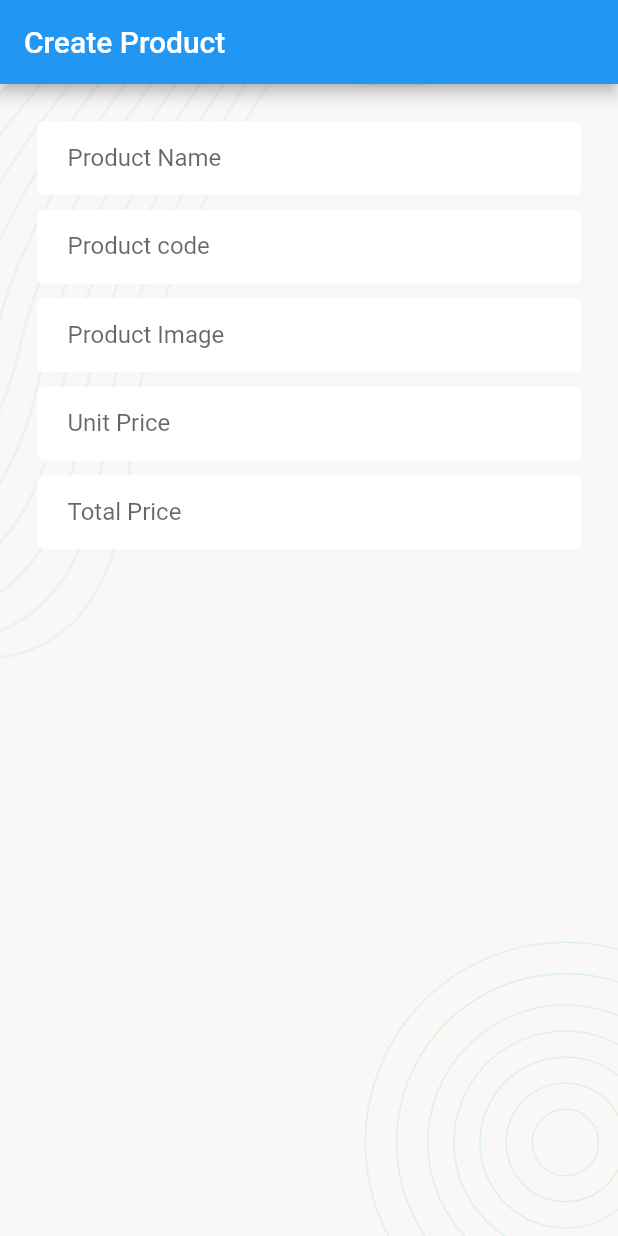
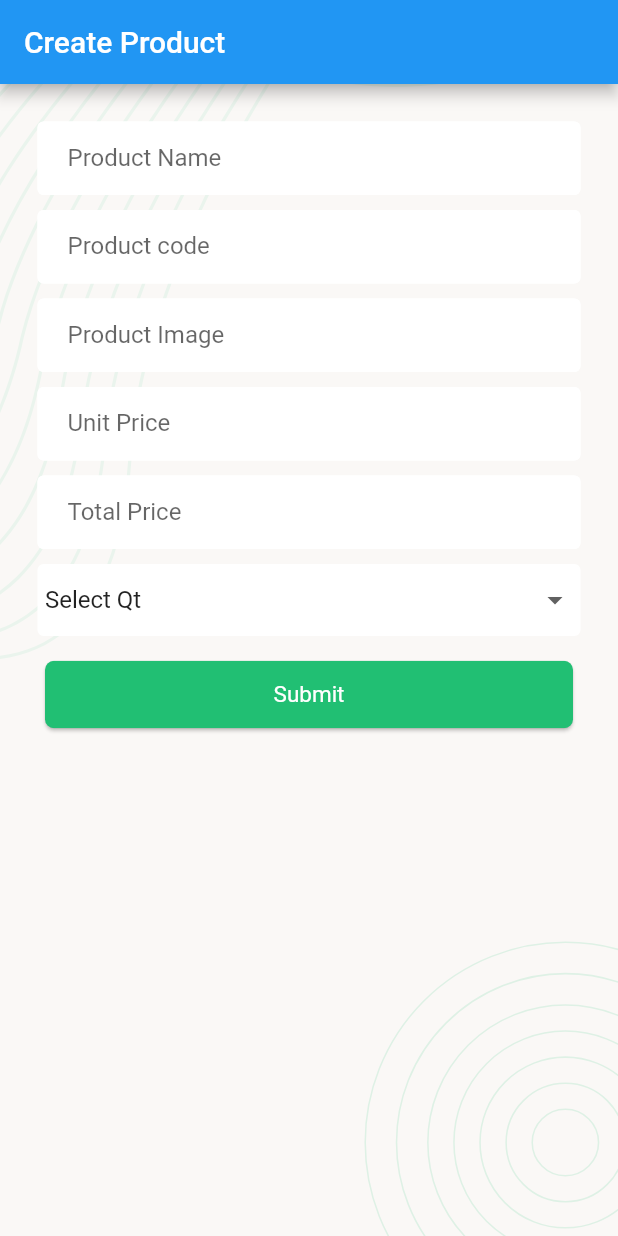
Before and after one commit to Nahin-CDR/flutter_crud_app, a Flutter app: the screen it shows after launch, on a phone screen of 412 x 824 dp. Run offline on Flutter 3.47's test engine with Material 2 defaults, Android fonts, the phone set to English and light mode, and no system bars; our stand-ins replace flutter_svg.

Commit message:
dropdown added

```diff
--- a/lib/main.dart
+++ b/lib/main.dart
@@ -15,7 +15,7 @@ class App extends StatefulWidget {
 class _AppState extends State<App> {
   @override
   Widget build(BuildContext context) {
-    return const MaterialApp(
+    return MaterialApp(
       debugShowCheckedModeBanner: false,
       home: ProductCreateScreen(),
     );
--- a/lib/screens/productCreateScreen.dart
+++ b/lib/screens/productCreateScreen.dart
@@ -1,14 +1,32 @@
 
 import 'package:crud_app/style/style.dart';
 import 'package:flutter/material.dart';
+
+import '../widgets/dropdown.dart';
 
 class ProductCreateScreen extends StatefulWidget {
   const ProductCreateScreen({super.key});
   @override
   State<ProductCreateScreen> createState() => _ProductCreateScreenState();
 }
+const List<String> list = <String>['One', 'Two', 'Three', 'Four'];
+class _ProductCreateScreenState extends State<ProductCreateScreen> {
+  String dropdownValue = list.first;
+  String selected = "select";
+  List<String> dropDownOptions = <String>[
+    '1 pcs',
+    '2 pcs',
+    '3 pcs',
+    '4 pcs',
+    '5 pcs'
+  ];
+  Map<String,String> formValues={"Img":"", "ProductCode":"", "ProductName":"", "Qty":"", "TotalPrice":"", "UnitPrice":""};
 
-class _ProductCreateScreenState extends State<ProductCreateScreen> {
+  void inputOnChange(mapKey, textValue){
+    setState(() {
+      formValues.update(mapKey, (value) => textValue);
+    });
+  }
   @override
   Widget build(BuildContext context) {
     return Scaffold(
@@ -58,6 +76,56 @@ class _ProductCreateScreenState extends State<ProductCreateScreen> {
                     },
                     decoration: appInputDecoration(labelTxt:'Total Price'),
                   ),
+                  // appDropDownStyle(
+                  //     DropdownButton(
+                  //       hint: const Text('Select qt'),
+                  //       value: selected,
+                  //       items: dropDownOptions.map<DropdownMenuItem<String>>((String value) {
+                  //         return DropdownMenuItem<String>(
+                  //           value: value,
+                  //           child: Text(value),
+                  //         );
+                  //       }).toList(),
+                  //       onChanged:(value){
+                  //          setState(() {
+                  //            selected = value!;
+                  //          });
+                  //       },
+                  //       underline: Container(),
+                  //       isExpanded: true,
+                  //     )
+                  // ),
+                  const SizedBox(height: 10),
+                  appDropDownStyle(
+                      DropdownButton(
+                        value:formValues['Qty'] ,
+                        items:const [
+                          DropdownMenuItem(value: "",child: Text('Select Qt'),),
+                          DropdownMenuItem(value: "1 pcs",child: Text('1 pcs'),),
+                          DropdownMenuItem(value: '2 pcs',child: Text('2 pcs'),),
+                          DropdownMenuItem(value: '3 pcs',child: Text('3 pcs'),),
+                          DropdownMenuItem(value: '4 pcs',child: Text('4 pcs'),),
+                        ],
+                        onChanged: (textValue){
+                          inputOnChange("Qty",textValue);
+                        },
+                        underline: Container(),
+                        isExpanded: true,
+                      )
+                  ),
+                  const SizedBox(height: 10),
+                  Container(
+                    margin: const EdgeInsets.all(5.0),
+                    child: ElevatedButton(
+                      style: appButtonStyle(),
+                      onPressed: (){
+
+                      },
+                      child: successButton(
+                          buttonText:'Submit'
+                      )
+                    ),
+                  )
                 ],
               ),
             ),
--- a/lib/style/style.dart
+++ b/lib/style/style.dart
@@ -19,8 +19,6 @@ SvgPicture screenBackground({required BuildContext context}){
     fit: BoxFit.cover,
   );
 }
-
-
 InputDecoration appInputDecoration({required String labelTxt}){
   return InputDecoration(
     focusedBorder: const OutlineInputBorder(
@@ -38,3 +36,47 @@ InputDecoration appInputDecoration({required String labelTxt}){
     labelText: labelTxt
   );
 }
+
+DecoratedBox appDropDownStyle(child){
+  return DecoratedBox(
+      decoration: BoxDecoration(
+        color: colorWhite,
+        border: Border.all(
+            color: colorWhite,
+            width: 1
+        ),
+        borderRadius: BorderRadius.circular(4)
+      ),
+        child: Padding(
+          padding: const EdgeInsets.only(left: 5,right: 5),
+          child: child,
+        ),
+  );
+}
+ButtonStyle appButtonStyle(){
+  return ElevatedButton.styleFrom(
+      elevation: 1,
+      padding: const EdgeInsets.all(0),
+      backgroundColor: Colors.transparent,
+      shape: RoundedRectangleBorder(borderRadius: BorderRadius.circular(6))
+  );
+}
+Ink successButton({required String buttonText}){
+  return Ink(
+    decoration: BoxDecoration(
+      color: colorGreen,
+      borderRadius: BorderRadius.circular(6),
+    ),
+    child: Container(
+      height: 45,
+      alignment: Alignment.center,
+      child: Text(
+        buttonText,
+        style: const TextStyle(
+          fontWeight: FontWeight.w400,
+          fontSize: 15
+        ),
+      ),
+    ),
+  );
+}
```
Also changed, not shown: lib/widgets/dropdown.dart (added, +36 -0 lines).
